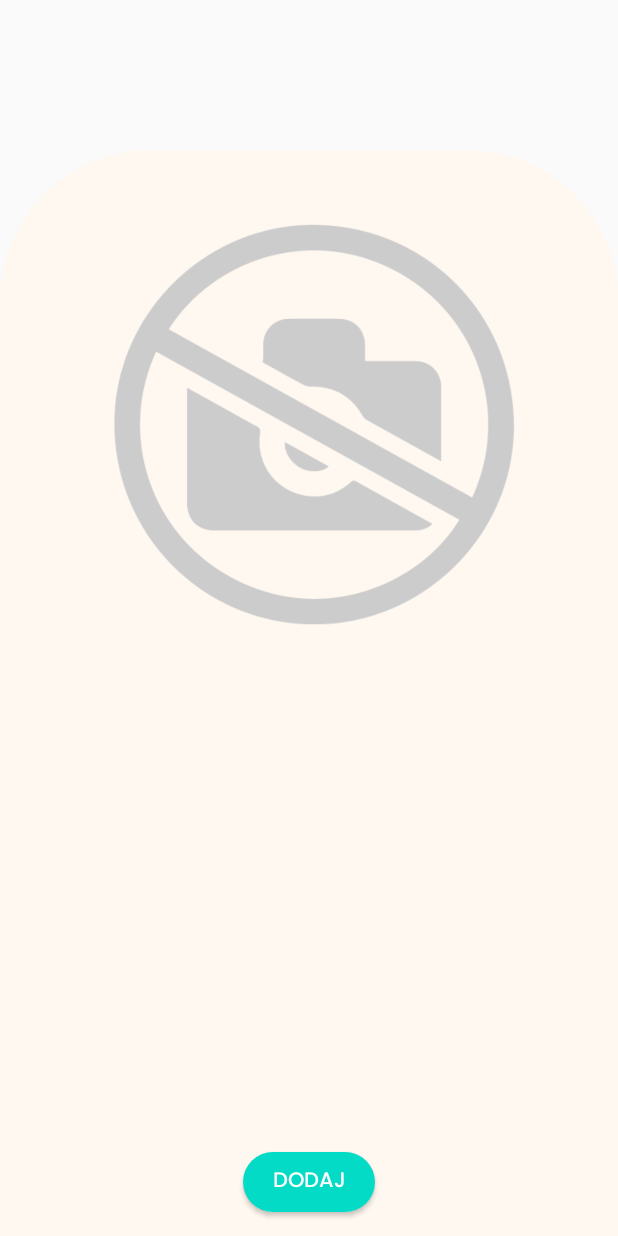
After one commit to milo00/Shop, an Android app: the layout activity_add_item.xml on its own in the app's theme, with its tools: preview values and no code run, on a phone screen of 412 x 824 dp. The commit adds this screen. Run offline under Robolectric (Android 15) with nearby library versions, the phone set to English and light mode, and no system bars.

Commit message:
displaying chosen image added

```diff
--- a/app/src/main/AndroidManifest.xml
+++ b/app/src/main/AndroidManifest.xml
@@ -9,6 +9,7 @@
         android:roundIcon="@mipmap/ic_launcher_round"
         android:supportsRtl="true"
         android:theme="@style/AppTheme">
+        <activity android:name=".AddItem"></activity>
         <activity android:name=".CartActivity" />
         <activity android:name=".ProductDetailsActivity" />
         <activity android:name=".MainActivity">
--- a/app/src/main/java/com/example/shop/model/Product.kt
+++ b/app/src/main/java/com/example/shop/model/Product.kt
@@ -4,7 +4,6 @@ import android.os.Parcel
 import android.os.Parcelable
 import androidx.annotation.DrawableRes
 import androidx.annotation.StringRes
-import com.example.shop.R
 
 data class Product(
     @StringRes val titleResourceId: Int,
--- /dev/null
+++ b/app/src/main/res/drawable/ic_baseline_menu_white_24.xml
@@ -0,0 +1,5 @@
+<vector android:height="24dp" android:tint="#FFFFFF"
+    android:viewportHeight="24" android:viewportWidth="24"
+    android:width="24dp" xmlns:android="http://schemas.android.com/apk/res/android">
+    <path android:fillColor="@android:color/white" android:pathData="M3,18h18v-2L3,16v2zM3,13h18v-2L3,11v2zM3,6v2h18L21,6L3,6z"/>
+</vector>
--- /dev/null
+++ b/app/src/main/res/layout/activity_add_item.xml
@@ -0,0 +1,44 @@
+<?xml version="1.0" encoding="utf-8"?>
+<androidx.constraintlayout.widget.ConstraintLayout xmlns:android="http://schemas.android.com/apk/res/android"
+    xmlns:app="http://schemas.android.com/apk/res-auto"
+    xmlns:tools="http://schemas.android.com/tools"
+    android:layout_width="match_parent"
+    android:layout_height="match_parent"
+    tools:context=".AddItem">
+
+    <ImageView
+        android:id="@+id/background3"
+        android:layout_width="0dp"
+        android:layout_height="0dp"
+        android:layout_marginTop="100dp"
+        app:layout_constraintBottom_toBottomOf="parent"
+        app:layout_constraintEnd_toEndOf="parent"
+        app:layout_constraintHorizontal_bias="1.0"
+        app:layout_constraintStart_toStartOf="parent"
+        app:layout_constraintTop_toTopOf="parent"
+        app:layout_constraintVertical_bias="0.0"
+        app:srcCompat="@drawable/detail_page" />
+
+    <ImageView
+        android:id="@+id/newImage"
+        android:layout_width="300dp"
+        android:layout_height="300dp"
+        android:layout_marginTop="32dp"
+        app:layout_constraintEnd_toEndOf="parent"
+        app:layout_constraintStart_toStartOf="parent"
+        app:layout_constraintTop_toTopOf="@id/background3"
+        tools:srcCompat="@drawable/no_photo" />
+
+    <Button
+        android:id="@+id/add"
+        android:layout_width="wrap_content"
+        android:layout_height="40dp"
+        android:layout_marginBottom="16dp"
+        android:background="@drawable/cart_button"
+        android:fontFamily="@font/poppins_medium"
+        android:text="Dodaj"
+        android:textColor="#FFFFFF"
+        app:layout_constraintBottom_toBottomOf="parent"
+        app:layout_constraintEnd_toEndOf="parent"
+        app:layout_constraintStart_toStartOf="parent" />
+</androidx.constraintlayout.widget.ConstraintLayout>
--- a/app/src/main/res/layout/activity_cart.xml
+++ b/app/src/main/res/layout/activity_cart.xml
@@ -29,7 +29,7 @@
         app:srcCompat="@drawable/ic_baseline_menu_24" />
 
     <ImageView
-        android:id="@+id/imageView"
+        android:id="@+id/newImage"
         android:layout_width="77dp"
         android:layout_height="69dp"
         android:layout_marginTop="8dp"
@@ -46,7 +46,7 @@
         app:layout_constraintBottom_toBottomOf="parent"
         app:layout_constraintEnd_toEndOf="parent"
         app:layout_constraintStart_toStartOf="parent"
-        app:layout_constraintTop_toBottomOf="@+id/imageView"
+        app:layout_constraintTop_toBottomOf="@+id/newImage"
         app:srcCompat="@drawable/detail_page" />
 
     <androidx.recyclerview.widget.RecyclerView
--- a/app/src/main/res/values/strings.xml
+++ b/app/src/main/res/values/strings.xml
@@ -55,7 +55,6 @@
     <string name="description20">mydło w kostce dla mężczyzn, 85 ml</string>
     <string name="description21">żel pod prysznic, 500 ml</string>
     <string name="description22">mydło w kostce dla mężczyzn, 85 ml</string>
-
 
 
     <string name="prize5">19,99zł</string>
```
Also changed, not shown: app/src/main/java/com/example/shop/AddItem.kt (added, +37 -0 lines), app/src/main/java/com/example/shop/MainActivity.kt (+7 -0 lines), app/src/main/java/com/example/shop/dataSource/ProductDataSource.kt (+7 -2 lines), app/src/main/res/drawable/no_photo.png (added).
